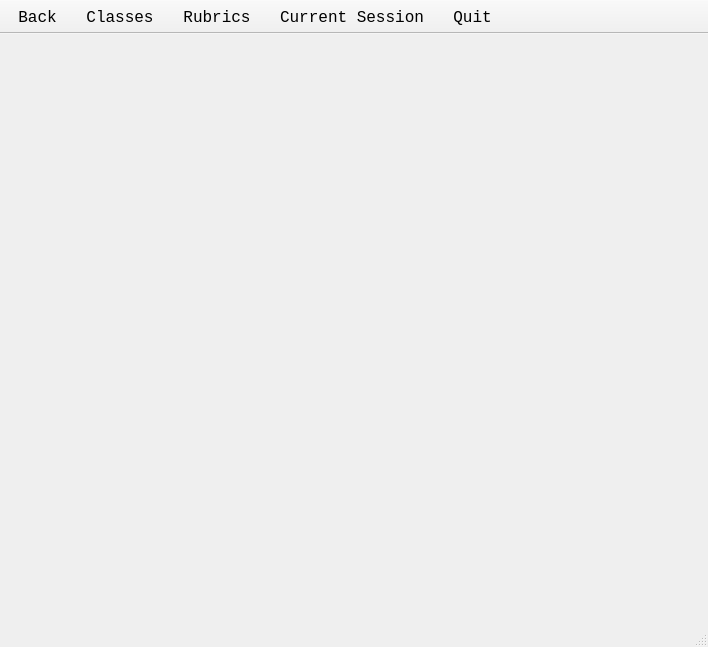
This is GAUI/basescreen.ui in ezfe/grading-assistant-cs205 as Qt 5 draws it before an edit. The edited form follows.
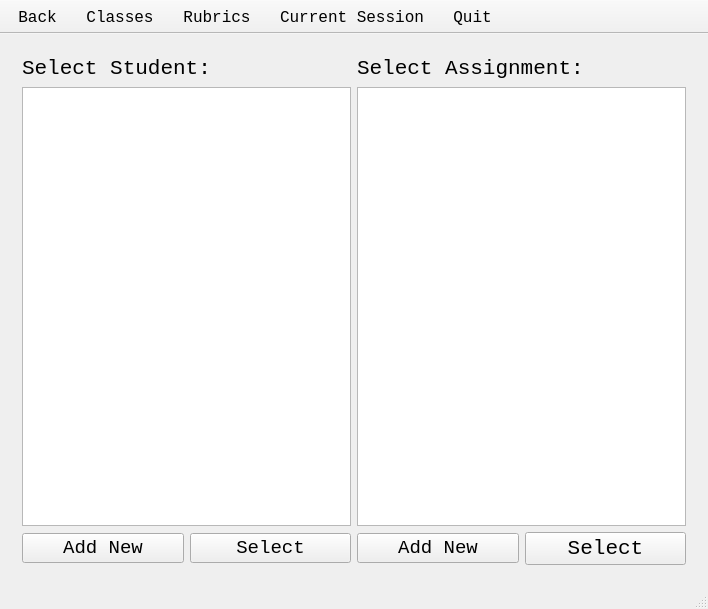
This is the edited form. The open tabs and pages were chosen to show the change.

Commit message: Imported files + added class and assignments pages

What changed in the file:
```diff
--- a/GAUI/basescreen.ui
+++ b/GAUI/basescreen.ui
@@ -7,7 +7,7 @@
     <x>0</x>
     <y>0</y>
     <width>708</width>
-    <height>647</height>
+    <height>609</height>
    </rect>
   </property>
   <property name="windowTitle">
@@ -303,7 +303,110 @@
         </item>
        </layout>
       </widget>
-      <widget class="QWidget" name="studentsPage"/>
+      <widget class="QWidget" name="studentsPage">
+       <layout class="QGridLayout" name="gridLayout_5">
+        <item row="0" column="0">
+         <layout class="QVBoxLayout" name="verticalLayout_4">
+          <item>
+           <widget class="QLabel" name="label_8">
+            <property name="font">
+             <font>
+              <family>Monospace</family>
+              <pointsize>16</pointsize>
+             </font>
+            </property>
+            <property name="text">
+             <string>Select Student:</string>
+            </property>
+           </widget>
+          </item>
+          <item>
+           <widget class="QListWidget" name="studentListWidget"/>
+          </item>
+         </layout>
+        </item>
+        <item row="0" column="1">
+         <layout class="QVBoxLayout" name="verticalLayout_3">
+          <item>
+           <widget class="QLabel" name="label_9">
+            <property name="font">
+             <font>
+              <family>Monospace</family>
+              <pointsize>16</pointsize>
+             </font>
+            </property>
+            <property name="text">
+             <string>Select Assignment:</string>
+            </property>
+           </widget>
+          </item>
+          <item>
+           <widget class="QListWidget" name="assignmentListWidget"/>
+          </item>
+         </layout>
+        </item>
+        <item row="1" column="0">
+         <layout class="QHBoxLayout" name="horizontalLayout_4">
+          <item>
+           <widget class="QPushButton" name="addStudentButton">
+            <property name="font">
+             <font>
+              <family>Monospace</family>
+              <pointsize>14</pointsize>
+             </font>
+            </property>
+            <property name="text">
+             <string>Add New</string>
+            </property>
+           </widget>
+          </item>
+          <item>
+           <widget class="QPushButton" name="selectStudentButton">
+            <property name="font">
+             <font>
+              <family>Monospace</family>
+              <pointsize>14</pointsize>
+             </font>
+            </property>
+            <property name="text">
+             <string>Select</string>
+            </property>
+           </widget>
+          </item>
+         </layout>
+        </item>
+        <item row="1" column="1">
+         <layout class="QHBoxLayout" name="horizontalLayout_3">
+          <item>
+           <widget class="QPushButton" name="addNewAssignmentButton">
+            <property name="font">
+             <font>
+              <family>Monospace</family>
+              <pointsize>14</pointsize>
+             </font>
+            </property>
+            <property name="text">
+             <string>Add New</string>
+            </property>
+           </widget>
+          </item>
+          <item>
+           <widget class="QPushButton" name="selectAssignmentButton">
+            <property name="font">
+             <font>
+              <family>Monospace</family>
+              <pointsize>16</pointsize>
+             </font>
+            </property>
+            <property name="text">
+             <string>Select</string>
+            </property>
+           </widget>
+          </item>
+         </layout>
+        </item>
+       </layout>
+      </widget>
       <widget class="QWidget" name="profilePage"/>
       <widget class="QWidget" name="rubricPage"/>
      </widget>
```
Left out of the diff: 80 changed lines with no effect on the pictures. The commit also changes 3 other files.
